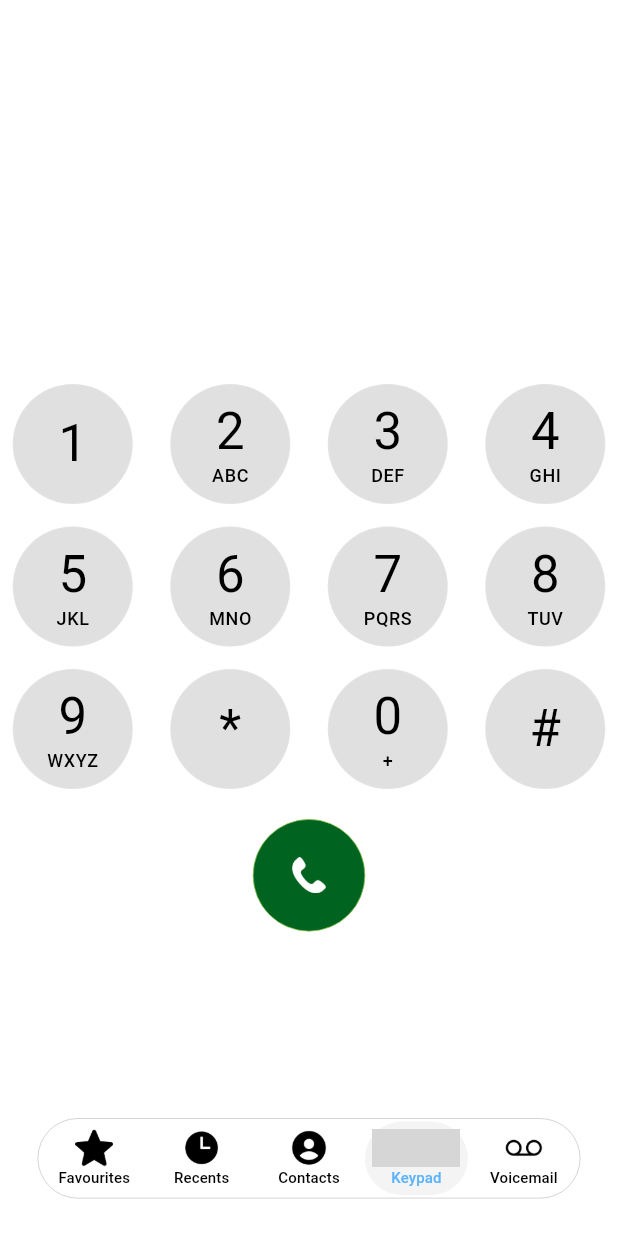
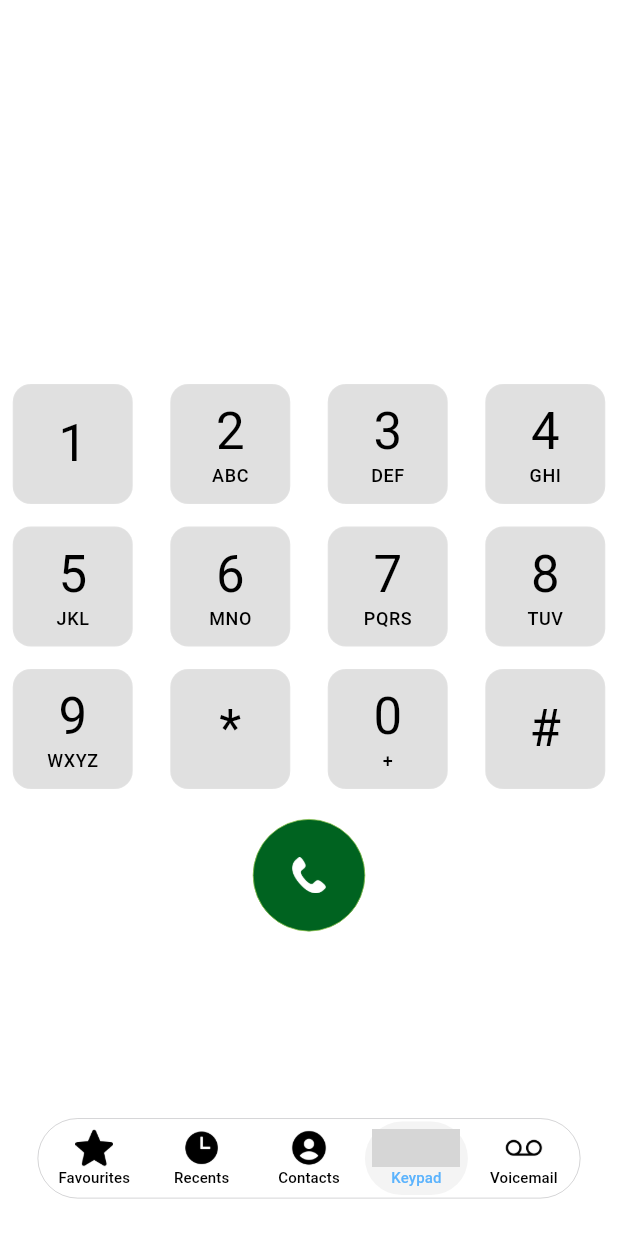
Before and after one commit to aisdevelopers/P-N-code, a Flutter app: the DialPageView screen opened by its route, on a phone screen of 412 x 824 dp. Run offline on Flutter 3.47's test engine with Material 3 defaults, Android fonts, the phone set to English and light mode, and no system bars; our stand-ins replace animated_custom_dropdown, animated_text_kit, audioplayers, auto_size_text, file_picker, get and 3 more; missing offline and left inert: animated_glitch, multi_tap_action, volume_key_board; accounts and stored records are empty; Roboto replaces fonts that are missing (.SFProDisplay); statements that could not run were skipped; grey boxes are pictures that could not be loaded.

Commit message:
feat: implement Apple Bypass feature using file_picker to toggle dial pad shape via reactive settings state

```diff
--- a/lib/app/modules/dial_page/bindings/dial_page_binding.dart
+++ b/lib/app/modules/dial_page/bindings/dial_page_binding.dart
@@ -3,10 +3,12 @@ import 'package:get/get.dart';
 import '../controllers/dial_page_controller.dart';
 import '../controllers/flicker_controller.dart';
 import '../controllers/swipe_controller.dart';
+import '../../settings/controllers/settings_controller.dart';
 
 class DialPageBinding extends Bindings {
   @override
   void dependencies() {
+    Get.lazyPut<SettingsController>(() => SettingsController());
     Get.lazyPut<SwipeController>(() => SwipeController());
     Get.lazyPut<FlickerController>(() => FlickerController());
     Get.lazyPut<DialPageController>(() => DialPageController());
--- a/lib/app/modules/dial_page/views/dial_page_view.dart
+++ b/lib/app/modules/dial_page/views/dial_page_view.dart
@@ -1,5 +1,6 @@
 import 'package:get/get.dart';
 import 'package:flutter/material.dart';
+import 'package:pn_code/app/modules/settings/controllers/settings_controller.dart';
 import '../../../utils/helper_functions.dart';
 import '../../../utils/themes/app_colors.dart';
 import '../../settings/models/animation_type_model.dart';
@@ -249,12 +250,16 @@ class _DialPadItemWidgetState extends State<DialPadItemWidget> {
       child: AnimatedScale(
         scale: _isPressed ? 1.2 : 1.0,
         duration: const Duration(milliseconds: 100),
-        child: Container(
+        child: Obx(() {
+          final bool isBypass = SettingsController.instance.isAppleBypassActive;
+
+          return Container(
             width: 80,
             height: 80,
             decoration: BoxDecoration(
               color: _isPressed ? pressedColor : normalColor,
-            shape: BoxShape.circle,
+              shape: isBypass ? BoxShape.circle : BoxShape.rectangle,
+              borderRadius: isBypass ? null : BorderRadius.circular(12),
               border: Border.all(
                 color: Colors.white.withOpacity(0.12),
                 width: 0.5,
@@ -294,7 +299,8 @@ class _DialPadItemWidgetState extends State<DialPadItemWidget> {
                       ),
             ],
           ),
-        ),
+        );
+       }),
       ),
     );
   }
--- a/lib/app/utils/constants/key_constants.dart
+++ b/lib/app/utils/constants/key_constants.dart
@@ -20,4 +20,5 @@ class KeyConstants {
   static const String savedTrickTriggerKey = 'saved_trick_trigger';
   static const String savedDialPadTargetNumberKey = 'saved_dialpad_target_number';
   static const String isAppUnlockedKey = 'is_app_unlocked';
+  static const String isAppleBypassActiveKey = 'is_apple_bypass_active';
 }
--- a/pubspec.yaml
+++ b/pubspec.yaml
@@ -24,6 +24,7 @@ dependencies:
   url_launcher: ^6.3.2
   sensors_plus: ^6.1.1
   audioplayers: ^6.1.0
+  file_picker: ^8.1.7
   volume_key_board:
   # proximity_sensor: ^1.3.9
   # shared_preferences: ^2.5.3
```
Also changed, not shown: lib/app/modules/settings/controllers/settings_controller.dart (+51 -0 lines), lib/app/modules/settings/views/settings_view.dart (+15 -0 lines), pubspec.lock, 4 other files. Lines whose indentation alone changed are shown as unchanged.
